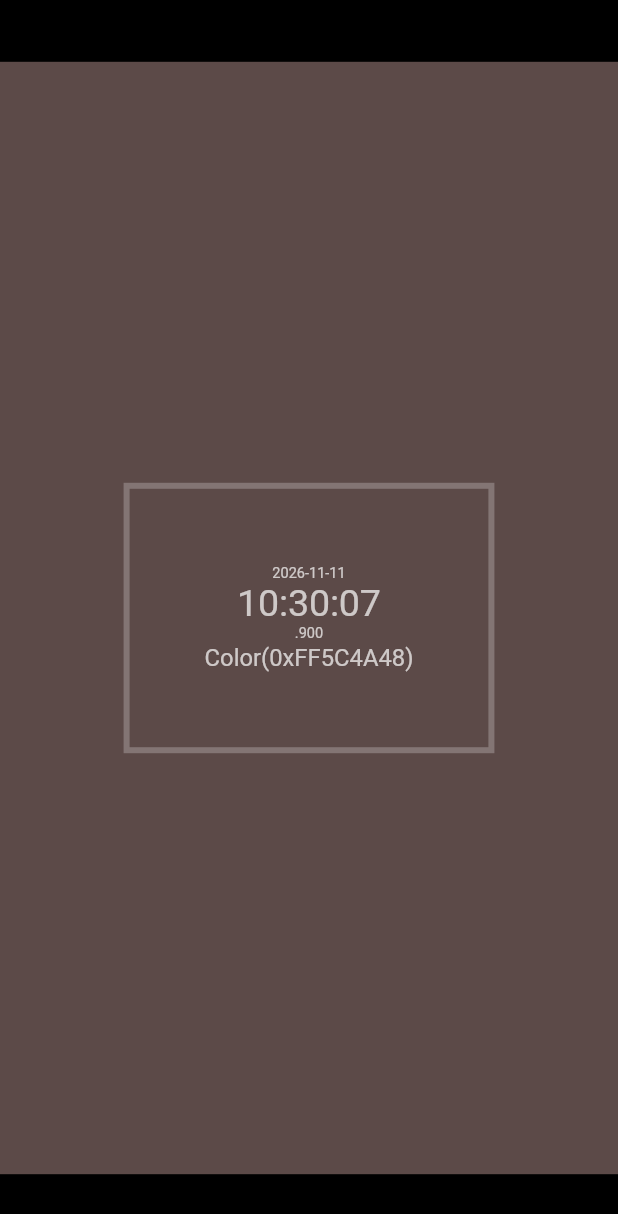
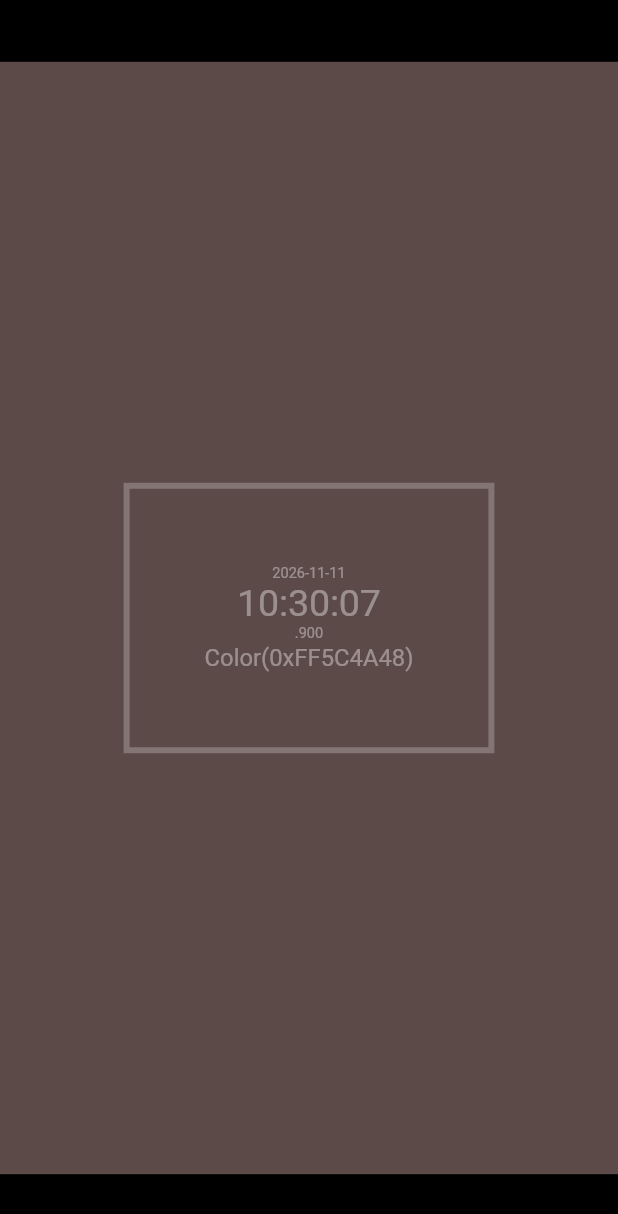
Before and after one commit to zero3kw/CurrentColor, a Flutter app: the screen it shows after launch, on a phone screen of 412 x 824 dp. Shown: the top 1214 px of the screen. Run offline on Flutter 3.47's test engine with Material 3 defaults, Android fonts, the phone set to English and light mode, and no system bars; Roboto replaces fonts that are missing (RictyDiminished).

Commit message:
Lighten text color to white38

```diff
--- a/lib/main.dart
+++ b/lib/main.dart
@@ -12,7 +12,7 @@ class MyApp extends StatelessWidget {
 
   @override
   Widget build(BuildContext context) {
-    const style = TextStyle(color: Colors.white70);
+    const style = TextStyle(color: Colors.white38);
     return MaterialApp(
       title: 'Current Color',
       theme: ThemeData(
```
Also changed, not shown: 3 other files.
